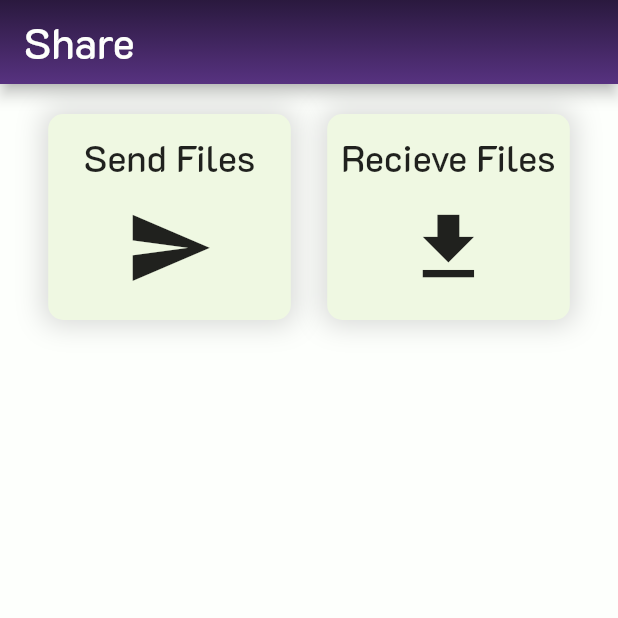
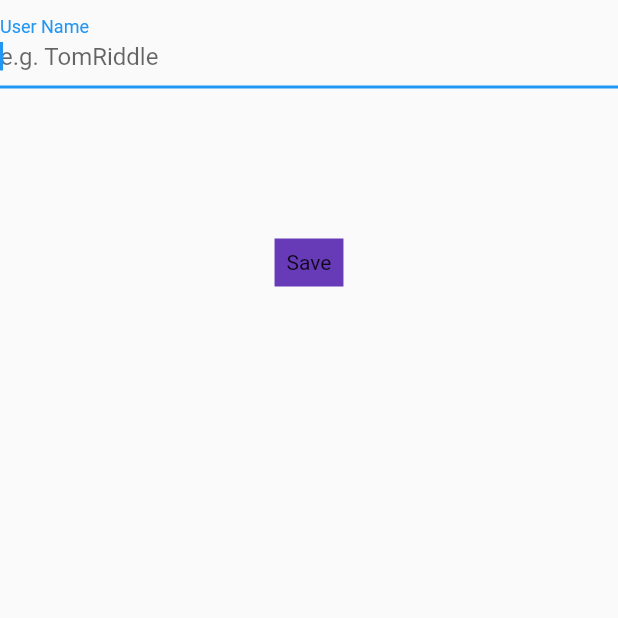
Before and after one commit to axactstudios/file_share, a Flutter app: the screen it shows after launch, on a phone screen of 412 x 824 dp, the top half of it. Run offline on Flutter 3.47's test engine with Material 2 defaults, Android fonts, the phone set to English and light mode, and no system bars; our stand-ins replace sqflite; accounts and stored records are empty.

Commit message:
SQLite username save success

```diff
--- a/lib/main.dart
+++ b/lib/main.dart
@@ -1,4 +1,5 @@
 import 'package:fileshare/services/db.dart';
+import 'package:fileshare/welcome.dart';
 import 'package:flutter/material.dart';
 
 void main() async {
@@ -14,7 +15,7 @@ class MyApp extends StatelessWidget {
   Widget build(BuildContext context) {
     return MaterialApp(
       title: 'Flutter Demo',
-      home: MyHomePage(),
+      home: Welcome(),
     );
   }
 }
--- a/lib/services/db.dart
+++ b/lib/services/db.dart
@@ -13,15 +13,15 @@ abstract class DB {
     }
 
     try {
-      String _path = await getDatabasesPath() + 'share';
+      String _path = await getDatabasesPath() + 'example';
       _db = await openDatabase(_path, version: _version, onCreate: onCreate);
     } catch (ex) {
       print(ex);
     }
   }
 
-  static void onCreate(Database db, int version) async => await db.execute(
-      'CREATE TABLE user_name (userName STRING NOT NULL, complete BOOLEAN)');
+  static void onCreate(Database db, int version) async =>
+      await db.execute('CREATE TABLE user_names (userName STRING NOT NULL)');
 
   static Future<List<Map<String, dynamic>>> query(String table) async =>
       _db.query(table);
--- /dev/null
+++ b/lib/welcome.dart
@@ -0,0 +1,87 @@
+import 'package:fileshare/services/db.dart';
+import 'package:flutter/cupertino.dart';
+import 'package:flutter/material.dart';
+
+import 'models/Username.dart';
+
+class Welcome extends StatefulWidget {
+  @override
+  _WelcomeState createState() => _WelcomeState();
+}
+
+class _WelcomeState extends State<Welcome> {
+  String _userName;
+  List<TodoItem> _tasks = [];
+
+  TextStyle _style = TextStyle(color: Colors.red, fontSize: 24);
+  List<Widget> get _items => _tasks.map((item) => format(item)).toList();
+  Widget format(TodoItem item) {
+    return Dismissible(
+      key: Key(item.userName.toString()),
+      child: Padding(
+          padding: EdgeInsets.fromLTRB(12, 6, 12, 4),
+          child: Row(
+              mainAxisAlignment: MainAxisAlignment.spaceBetween,
+              children: <Widget>[
+                Text(item.userName, style: _style),
+              ])),
+    );
+  }
+
+  @override
+  void initState() {
+    DB.init();
+    refresh();
+    super.initState();
+  }
+
+  void refresh() async {
+    List<Map<String, dynamic>> _results = await DB.query(TodoItem.table);
+    _tasks = _results.map((item) => TodoItem.fromMap(item)).toList();
+    setState(() {
+      print("refresh");
+    });
+  }
+
+  @override
+  Widget build(BuildContext context) {
+    return Scaffold(
+      body: SafeArea(
+        child: Column(
+          children: [
+            TextField(
+              autofocus: true,
+              decoration: InputDecoration(
+                  labelText: 'User Name', hintText: 'e.g. TomRiddle'),
+              onChanged: (value) {
+                _userName = value;
+              },
+            ),
+            Padding(
+              padding: const EdgeInsets.all(100.0),
+              child: InkWell(
+                onTap: _save,
+                child: Container(
+                  color: Colors.deepPurple,
+                  child: Padding(
+                    padding: const EdgeInsets.all(8.0),
+                    child: Text("Save"),
+                  ),
+                ),
+              ),
+            ),
+//            Expanded(child: ListView(children: _items)),
+          ],
+        ),
+      ),
+    );
+  }
+
+  void _save() async {
+    TodoItem item = TodoItem(userName: _userName);
+
+    await DB.insert(TodoItem.table, item);
+    setState(() => print("done"));
+    refresh();
+  }
+}
```
Also changed, not shown: lib/models/Username.dart (+4 -5 lines), 5 other files.
